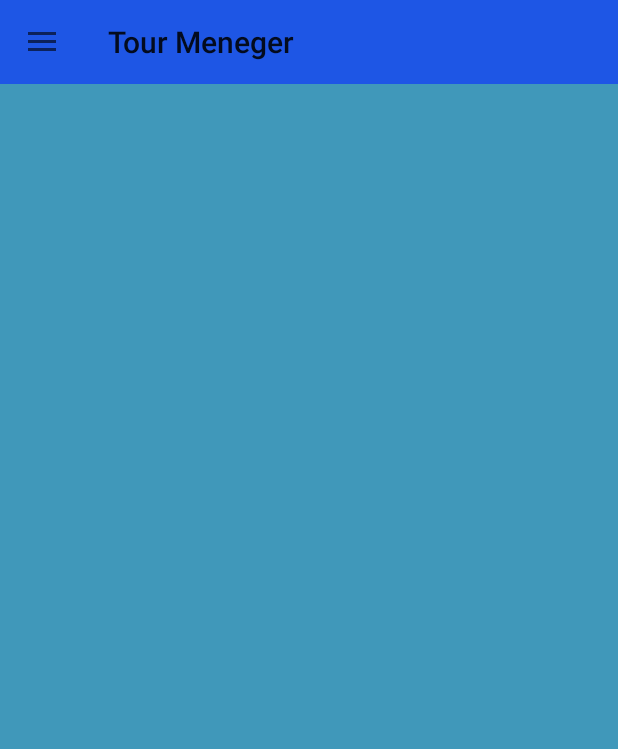
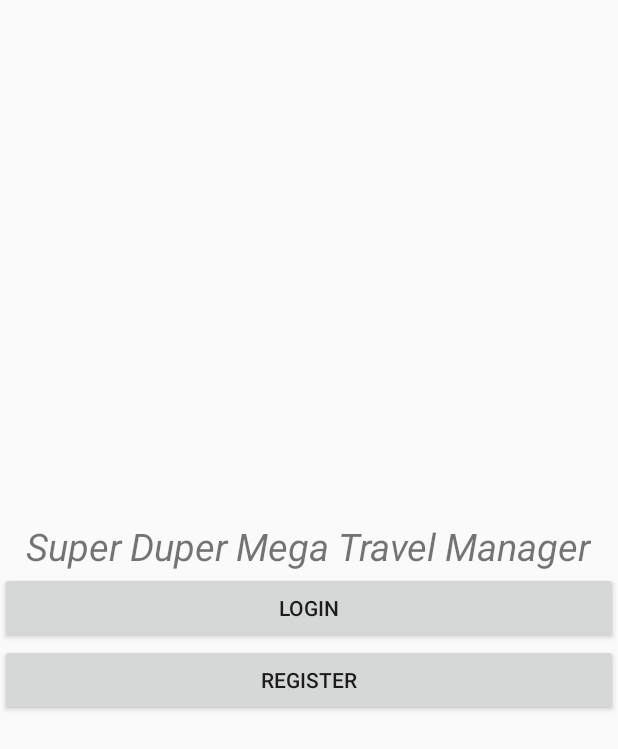
Before and after one commit to solTheW/android-app, an Android app: the screen it shows after launch (MainActivity before the commit, StartActivity after it), on a phone screen of 412 x 824 dp. Shown: the top 749 px of the screen. Run offline under Robolectric (Android 15) with nearby library versions, the phone set to English and light mode, and no system bars.

Commit message:
rejestracja i logowanie

```diff
--- /dev/null
+++ b/app/src/main/java/com/example/tourmeneger/StartActivity.java
@@ -0,0 +1,36 @@
+package com.example.tourmeneger;
+
+import androidx.appcompat.app.AppCompatActivity;
+
+import android.content.Intent;
+import android.os.Bundle;
+import android.view.View;
+import android.widget.Button;
+
+public class StartActivity extends AppCompatActivity {
+
+    Button login, register;
+
+    @Override
+    protected void onCreate(Bundle savedInstanceState) {
+        super.onCreate(savedInstanceState);
+        setContentView(R.layout.activity_start);
+
+        login = findViewById(R.id.login);
+        register = findViewById(R.id.register);
+
+        login.setOnClickListener(new View.OnClickListener() {
+            @Override
+            public void onClick(View v) {
+                startActivity(new Intent(StartActivity.this, LoginActivity.class));
+            }
+        });
+
+        register.setOnClickListener(new View.OnClickListener() {
+            @Override
+            public void onClick(View v) {
+                startActivity(new Intent(StartActivity.this, RegisterActivity.class));
+            }
+        });
+    }
+}
--- a/app/src/main/res/layout/activity_main.xml
+++ b/app/src/main/res/layout/activity_main.xml
@@ -9,17 +9,11 @@
     android:background="@color/colorPrimary"
     android:id="@+id/drawer">
 
+
+
     <RelativeLayout
         android:layout_width="match_parent"
-        android:layout_height="match_parent">
-
-        <androidx.appcompat.widget.Toolbar
-            android:layout_width="match_parent"
-            android:layout_height="wrap_content"
-            android:id="@+id/toolbar"
-            android:background="@color/colorPrimaryDark"/>
-
-    </RelativeLayout>
+        android:layout_height="match_parent" />
 
     <com.google.android.material.navigation.NavigationView
         android:layout_width="match_parent"
--- /dev/null
+++ b/app/src/main/res/layout/activity_start.xml
@@ -0,0 +1,32 @@
+<?xml version="1.0" encoding="utf-8"?>
+<LinearLayout xmlns:android="http://schemas.android.com/apk/res/android"
+    xmlns:tools="http://schemas.android.com/tools"
+    android:layout_width="match_parent"
+    android:layout_height="match_parent"
+    tools:context=".StartActivity"
+    android:gravity="center"
+    android:orientation="vertical">
+
+    <com.google.android.material.textview.MaterialTextView
+        android:layout_width="wrap_content"
+        android:layout_height="wrap_content"
+        android:layout_above="@+id/login"
+        android:text="Super Duper Mega Travel Manager"
+        android:textSize="25dp"
+        android:textStyle="italic" />
+
+    <Button
+        android:id="@+id/login"
+        android:layout_width="match_parent"
+        android:layout_height="wrap_content"
+        android:layout_above="@+id/register"
+        android:text="login" />
+
+    <Button
+        android:id="@+id/register"
+        android:layout_width="match_parent"
+        android:layout_height="wrap_content"
+        android:layout_alignParentBottom="true"
+        android:text="register" />
+
+</LinearLayout>
--- a/app/src/main/res/layout/header.xml
+++ b/app/src/main/res/layout/header.xml
@@ -17,7 +17,7 @@
             app:civ_border_color="#C8832B"
             app:civ_border_width="6dp" />
 
-    <TextView
+    <com.google.android.material.textview.MaterialTextView
         android:id="@+id/profilePicName"
         android:layout_width="match_parent"
         android:layout_height="wrap_content"
@@ -28,6 +28,6 @@
         android:gravity="center"
         android:text="Tu bedzie nazwa uzytkownika"
         android:textColor="#fff"
-        android:textSize="14dp"
+        android:textSize="14sp"
         android:textStyle="bold" />
 </LinearLayout>
--- a/app/src/main/res/values/colors.xml
+++ b/app/src/main/res/values/colors.xml
@@ -1,6 +1,6 @@
 <?xml version="1.0" encoding="utf-8"?>
 <resources>
-    <color name="colorPrimary">#4098BA</color>
+    <color name="colorPrimary">#E6EFF3</color>
     <color name="colorPrimaryDark">#1E56E5</color>
     <color name="colorAccent">#000000</color>
 </resources>
--- a/app/src/main/res/values/styles.xml
+++ b/app/src/main/res/values/styles.xml
@@ -1,13 +1,7 @@
 <resources>
 
     <!-- Base application theme. -->
-    <style name="AppTheme" parent="Theme.AppCompat.Light.DarkActionBar">
-        <!-- Customize your theme here. -->
-        <item name="colorPrimary">@color/colorPrimary</item>
-        <item name="colorPrimaryDark">@color/colorPrimaryDark</item>
-        <item name="colorAccent">@color/colorAccent</item>
-    </style>
-    <style name="AppTheme.NoActionBar" parent="Theme.AppCompat.Light.NoActionBar">
+    <style name="AppTheme" parent="Theme.AppCompat.Light.NoActionBar">
         <!-- Customize your theme here. -->
         <item name="colorPrimary">@color/colorPrimary</item>
         <item name="colorPrimaryDark">@color/colorPrimaryDark</item>
--- a/build.gradle
+++ b/build.gradle
@@ -8,7 +8,8 @@ buildscript {
 
     }
     dependencies {
-        classpath 'com.android.tools.build:gradle:3.6.1'
+        classpath 'com.android.tools.build:gradle:3.6.3'
+        classpath 'com.google.gms:google-services:4.3.3'
 
 
         // NOTE: Do not place your application dependencies here; they belong
```
Also changed, not shown: app/build.gradle (+8 -0 lines), app/src/main/AndroidManifest.xml (+8 -2 lines), app/src/main/java/com/example/tourmeneger/ChatActivity.java (added, +14 -0 lines), app/src/main/java/com/example/tourmeneger/LoginActivity.java (added, +70 -0 lines), app/src/main/java/com/example/tourmeneger/MainActivity.java (+7 -0 lines), app/src/main/java/com/example/tourmeneger/RegisterActivity.java (added, +104 -0 lines), app/src/main/res/layout/activity_chat.xml (added, +9 -0 lines), app/src/main/res/layout/activity_login.xml (added, +56 -0 lines), app/src/main/res/layout/activity_register.xml (added, +63 -0 lines), app/src/main/res/layout/layout_bar.xml (added, +7 -0 lines), 1 other file.
